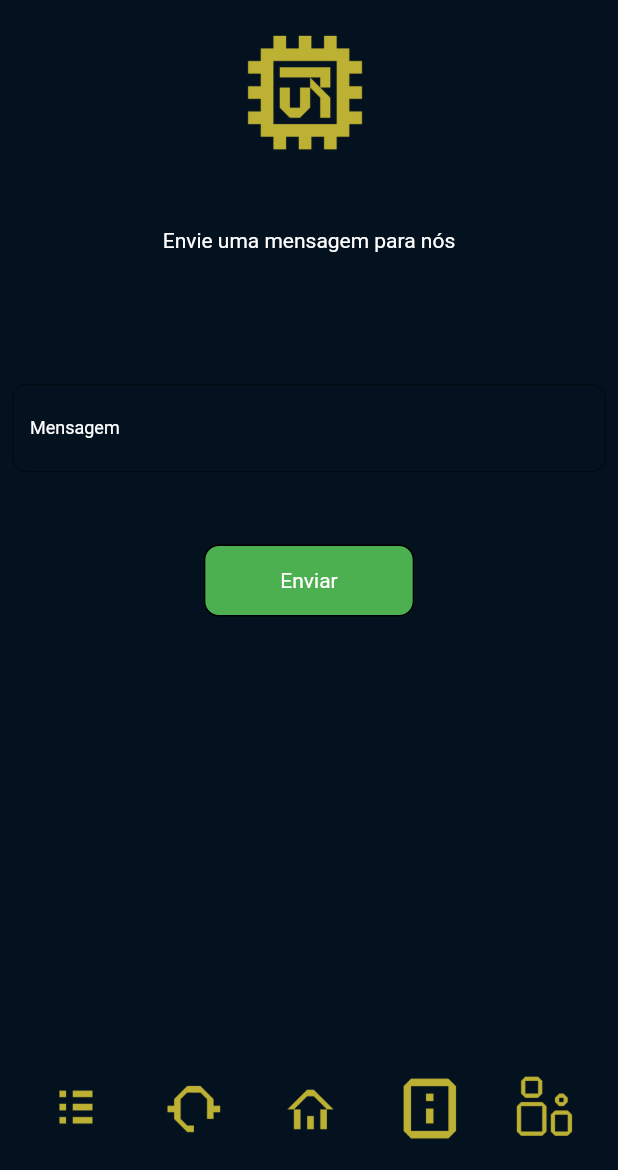
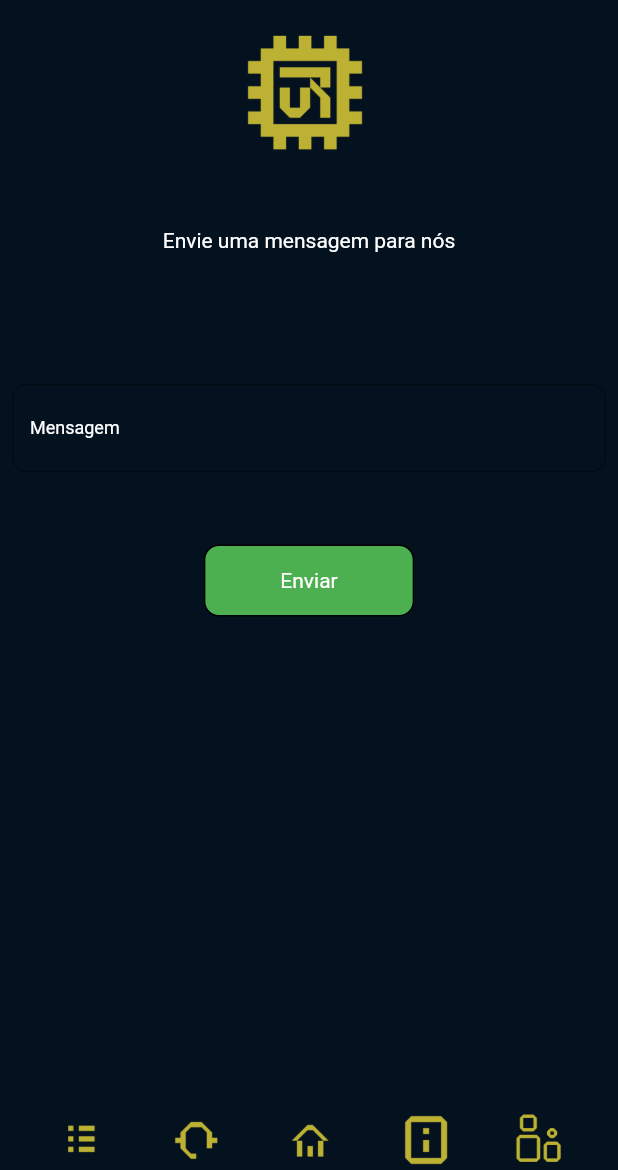
Before and after one commit to gierot/PI_5, a Flutter app: the ContactPage screen opened directly, on a phone screen of 412 x 824 dp, the part 66-1236 px from its top. Run offline on Flutter 3.47's test engine with Material 2 defaults, Android fonts, the phone set to English and light mode, and no system bars; our stand-ins replace youtube_player_flutter.

Commit message:
modificações da renderização dos botões

```diff
--- a/app_vtr/lib/buttons.dart
+++ b/app_vtr/lib/buttons.dart
@@ -15,7 +15,7 @@ class All_buttons extends StatelessWidget {
                 MaterialPageRoute(builder: (context) => const Perfil())),
             child: Image.asset(
               'imagens/10.png',
-              height: 50,
+              height: 40,
             ),
           ),
           GestureDetector(
@@ -23,7 +23,7 @@ class All_buttons extends StatelessWidget {
                 MaterialPageRoute(builder: (context) => const Contact())),
             child: Image.asset(
               'imagens/06.png',
-              height: 50,
+              height: 40,
             ),
           ),
           GestureDetector(
@@ -31,7 +31,7 @@ class All_buttons extends StatelessWidget {
                 MaterialPageRoute(builder: (context) => const Perfil())),
             child: Image.asset(
               'imagens/05.png',
-              height: 50,
+              height: 40,
             ),
           ),
           GestureDetector(
@@ -39,7 +39,7 @@ class All_buttons extends StatelessWidget {
                 MaterialPageRoute(builder: (context) => const About())),
             child: Image.asset(
               'imagens/09.png',
-              height: 50,
+              height: 40,
             ),
           ),
           GestureDetector(
@@ -47,7 +47,7 @@ class All_buttons extends StatelessWidget {
                 MaterialPageRoute(builder: (context) => const Perfil())),
             child: Image.asset(
               'imagens/17.png',
-              height: 50,
+              height: 40,
             ),
           ),
         ],
--- a/app_vtr/lib/contact/contact.dart
+++ b/app_vtr/lib/contact/contact.dart
@@ -1,6 +1,9 @@
 import 'package:flutter/material.dart';
 import 'package:app_vtr/top.dart';
 import 'package:app_vtr/buttons.dart';
+import 'package:app_vtr/setting.dart';
+
+Settings settings = Settings();
 
 class Contact extends StatelessWidget {
   const Contact({super.key});
@@ -30,7 +33,7 @@ class _ContactPage extends State<ContactPage> {
   Widget build(BuildContext context) {
     return Scaffold(
       appBar: Top(),
-      backgroundColor: const Color(0xFF04121F),
+      backgroundColor: settings.getColor('background'),
       body: Center(
           child: Column(
         children: [
@@ -39,7 +42,7 @@ class _ContactPage extends State<ContactPage> {
             height: 100,
           ),
           Container(
-            margin: const EdgeInsets.symmetric(vertical:40),
+            margin: const EdgeInsets.symmetric(vertical: 40),
             child: const Text(
               'Envie uma mensagem para nós',
               style: TextStyle(color: Colors.white),
@@ -47,7 +50,7 @@ class _ContactPage extends State<ContactPage> {
           ),
           Container(
             padding: const EdgeInsets.symmetric(horizontal: 8, vertical: 8),
-            margin: const EdgeInsets.symmetric(vertical:40),
+            margin: const EdgeInsets.symmetric(vertical: 40),
             child: TextFormField(
               controller: TextEditingController(),
               scrollPadding: const EdgeInsets.symmetric(vertical: 30),
@@ -63,26 +66,37 @@ class _ContactPage extends State<ContactPage> {
                   color: Colors.white, // define a cor do rótulo
                 ),
               ),
-              textInputAction: TextInputAction.newline, // Permite a quebra de linha ao pressionar Enter
+              textInputAction: TextInputAction
+                  .newline, // Permite a quebra de linha ao pressionar Enter
               keyboardType: TextInputType.multiline,
             ),
           ),
           GestureDetector(
               onTap: () => send_message(),
               child: Container(
-              padding: const EdgeInsets.symmetric(vertical: 15, horizontal: 50),
+                padding:
+                    const EdgeInsets.symmetric(vertical: 15, horizontal: 50),
                 decoration: BoxDecoration(
                   border: Border.all(color: Colors.black),
                   borderRadius: BorderRadius.circular(10),
                   color: Colors.green,
                 ),
-              child:const Text('Enviar', style: TextStyle(color: Colors.white)),
-            )
-          )
+                child:
+                    const Text('Enviar', style: TextStyle(color: Colors.white)),
+              ))
         ],
       )),
-      floatingActionButton: All_buttons(),
-      floatingActionButtonLocation: FloatingActionButtonLocation.centerFloat,
+      bottomNavigationBar: BottomAppBar(
+          color: settings.getColor('background'),
+          height: 40,
+          child: Center(
+            child: Wrap(
+              alignment: WrapAlignment.center,
+              spacing: 15.0,
+              children: <Widget>[All_buttons()],
+            ),
+          )),
+      floatingActionButtonLocation: FloatingActionButtonLocation.endDocked,
     );
   }
 }
```
Also changed, not shown: app_vtr/lib/about/about.dart (+46 -26 lines), app_vtr/lib/perfil/perfil.dart (+15 -3 lines), app_vtr/lib/setting.dart (added, +12 -0 lines), 1 other file. Lines whose indentation alone changed are shown as unchanged.
